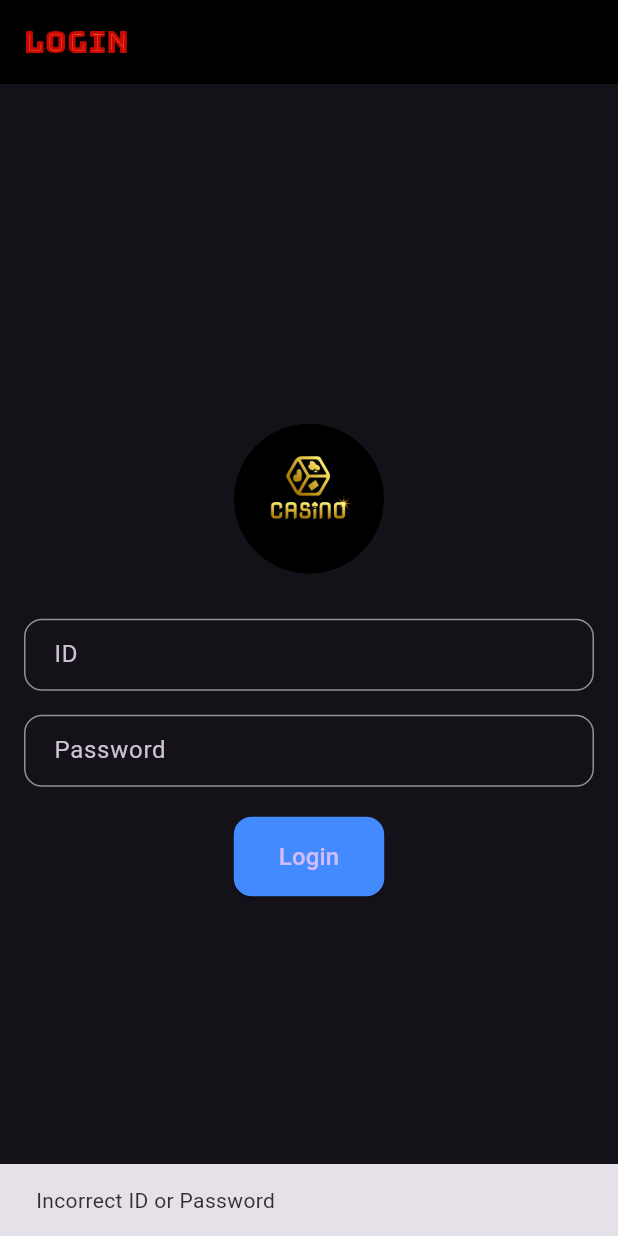
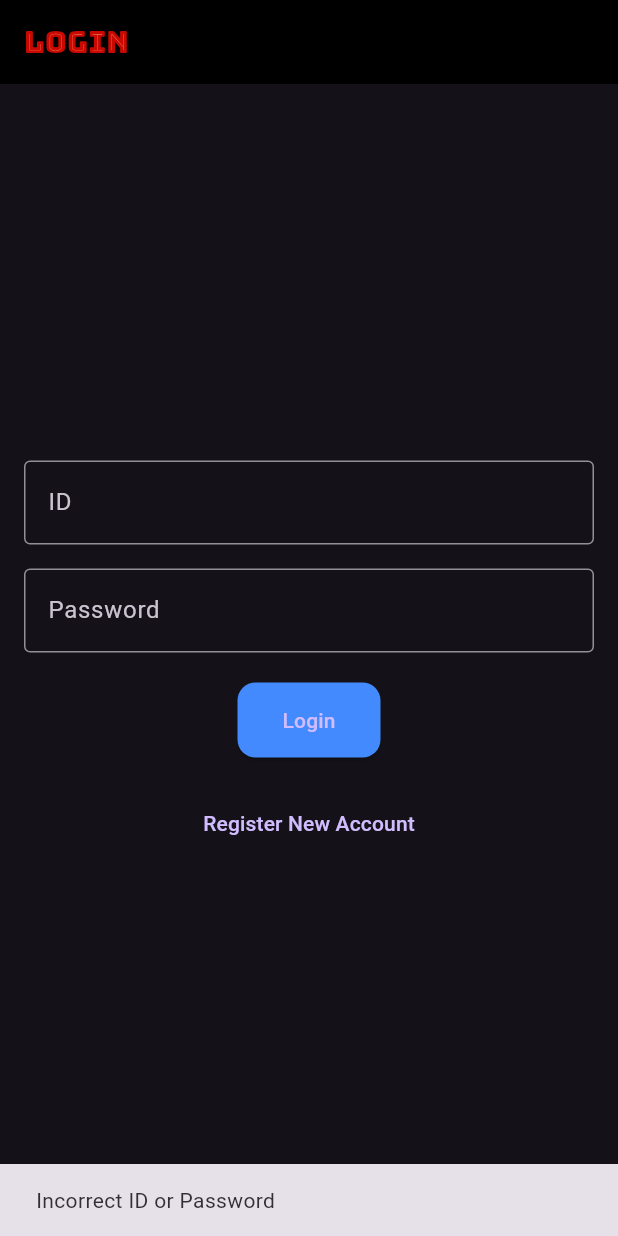
Before and after one commit to theinfiniteprins/casino, a Flutter app: the screen it shows after launch, after a tap on "Login", on a phone screen of 412 x 824 dp. Run offline on Flutter 3.47's test engine with Material 3 defaults, Android fonts, the phone set to English and light mode, and no system bars; our stand-ins replace shared_preferences.

Commit message:
added regestaion of account

```diff
--- a/lib/login.dart
+++ b/lib/login.dart
@@ -2,6 +2,7 @@ import 'package:flutter/material.dart';
 import 'package:shared_preferences/shared_preferences.dart';
 
 import 'home_screen.dart';
+import 'register_page.dart';
 
 class LoginPage extends StatefulWidget {
   @override
@@ -23,8 +24,7 @@ class _LoginPageState extends State<LoginPage> {
     final id = prefs.getString('id');
     final password = prefs.getString('password');
 
-    if (id == 'admin' && password == 'admin') {
-      // Redirect to HomeScreen if valid credentials are found
+    if (id != null && password != null) {
       Navigator.pushReplacement(
         context,
         MaterialPageRoute(builder: (context) => HomeScreen()),
@@ -33,20 +33,19 @@ class _LoginPageState extends State<LoginPage> {
   }
 
   Future<void> _login() async {
-    final id = _idController.text;
-    final password = _passwordController.text;
+    final prefs = await SharedPreferences.getInstance();
+    final storedId = prefs.getString('id');
+    final storedPassword = prefs.getString('password');
 
-    if (id == 'admin' && password == 'admin') {
-      final prefs = await SharedPreferences.getInstance();
-      prefs.setString('id', id);
-      prefs.setString('password', password);
+    final enteredId = _idController.text;
+    final enteredPassword = _passwordController.text;
 
+    if (enteredId == storedId && enteredPassword == storedPassword) {
       Navigator.pushReplacement(
         context,
         MaterialPageRoute(builder: (context) => HomeScreen()),
       );
     } else {
-      // Handle incorrect login
       ScaffoldMessenger.of(context).showSnackBar(
         SnackBar(content: Text('Incorrect ID or Password')),
       );
@@ -59,32 +58,17 @@ class _LoginPageState extends State<LoginPage> {
       appBar: AppBar(
         title: Text('Login'),
         backgroundColor: Colors.black,
-        elevation: 0,
       ),
       body: Padding(
         padding: const EdgeInsets.all(16.0),
         child: Column(
           mainAxisAlignment: MainAxisAlignment.center,
           children: [
-            // Circular image
-            ClipOval(
-              child: Image.asset(
-                'assets/logo.png',
-                width: 100,
-                height: 100,
-                fit: BoxFit.cover,
-              ),
-            ),
-            SizedBox(height: 30),
-            // Styling TextFields
             TextField(
               controller: _idController,
               decoration: InputDecoration(
                 labelText: 'ID',
-                border: OutlineInputBorder(
-                  borderRadius: BorderRadius.circular(12.0),
-                ),
-                contentPadding: EdgeInsets.symmetric(horizontal: 16.0),
+                border: OutlineInputBorder(),
               ),
             ),
             SizedBox(height: 16),
@@ -93,29 +77,30 @@ class _LoginPageState extends State<LoginPage> {
               obscureText: true,
               decoration: InputDecoration(
                 labelText: 'Password',
-                border: OutlineInputBorder(
-                  borderRadius: BorderRadius.circular(12.0),
-                ),
-                contentPadding: EdgeInsets.symmetric(horizontal: 16.0),
+                border: OutlineInputBorder(),
               ),
             ),
             SizedBox(height: 20),
-            // Styling ElevatedButton
             ElevatedButton(
               onPressed: _login,
               style: ElevatedButton.styleFrom(
-                backgroundColor: Colors.blueAccent, // Button color
-                padding: const EdgeInsets.symmetric(horizontal: 30.0, vertical: 15.0),
+                backgroundColor: Colors.blueAccent,
+                padding: EdgeInsets.symmetric(horizontal: 30.0, vertical: 15.0),
                 shape: RoundedRectangleBorder(
                   borderRadius: BorderRadius.circular(12.0),
                 ),
               ),
-              child: Text(
-                'Login',
-                style: TextStyle(
-                  fontSize: 16.0,
-                ),
-              ),
+              child: Text('Login'),
+            ),
+            SizedBox(height: 20),
+            TextButton(
+              onPressed: () {
+                Navigator.push(
+                  context,
+                  MaterialPageRoute(builder: (context) => RegisterPage()),
+                );
+              },
+              child: Text('Register New Account'),
             ),
           ],
         ),
```
Also changed, not shown: lib/register_page.dart (added, +138 -0 lines).
